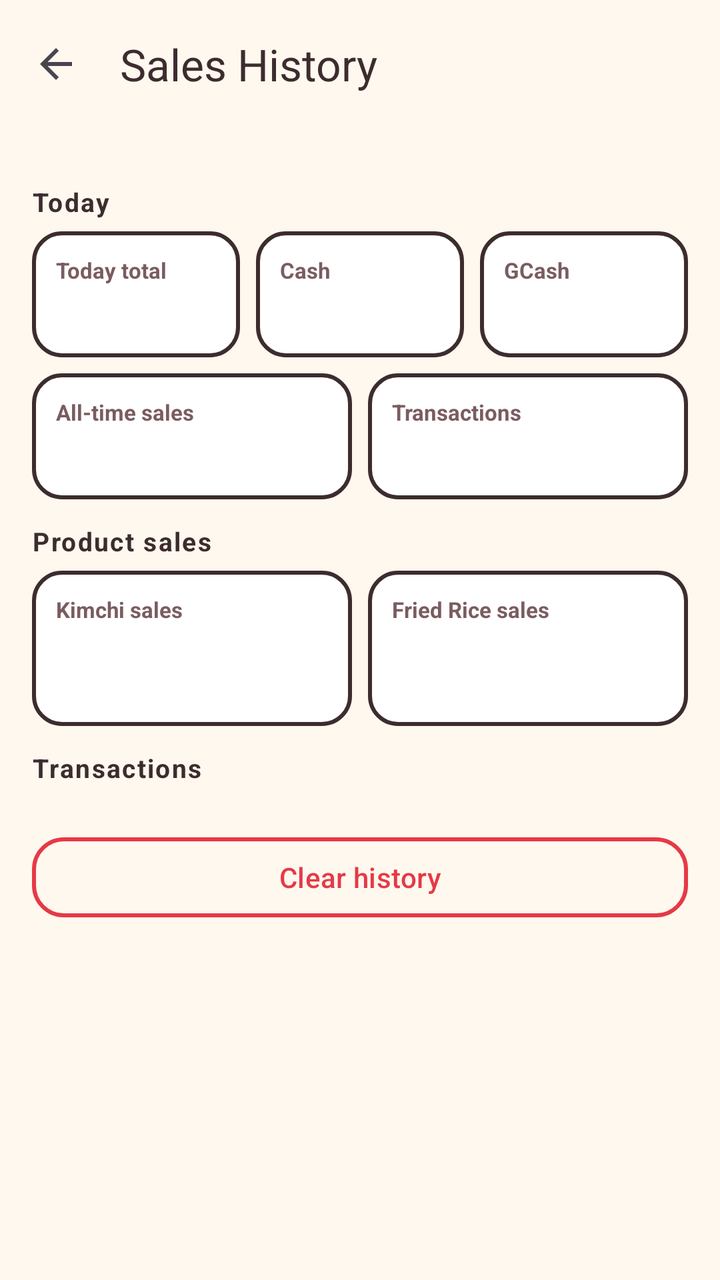
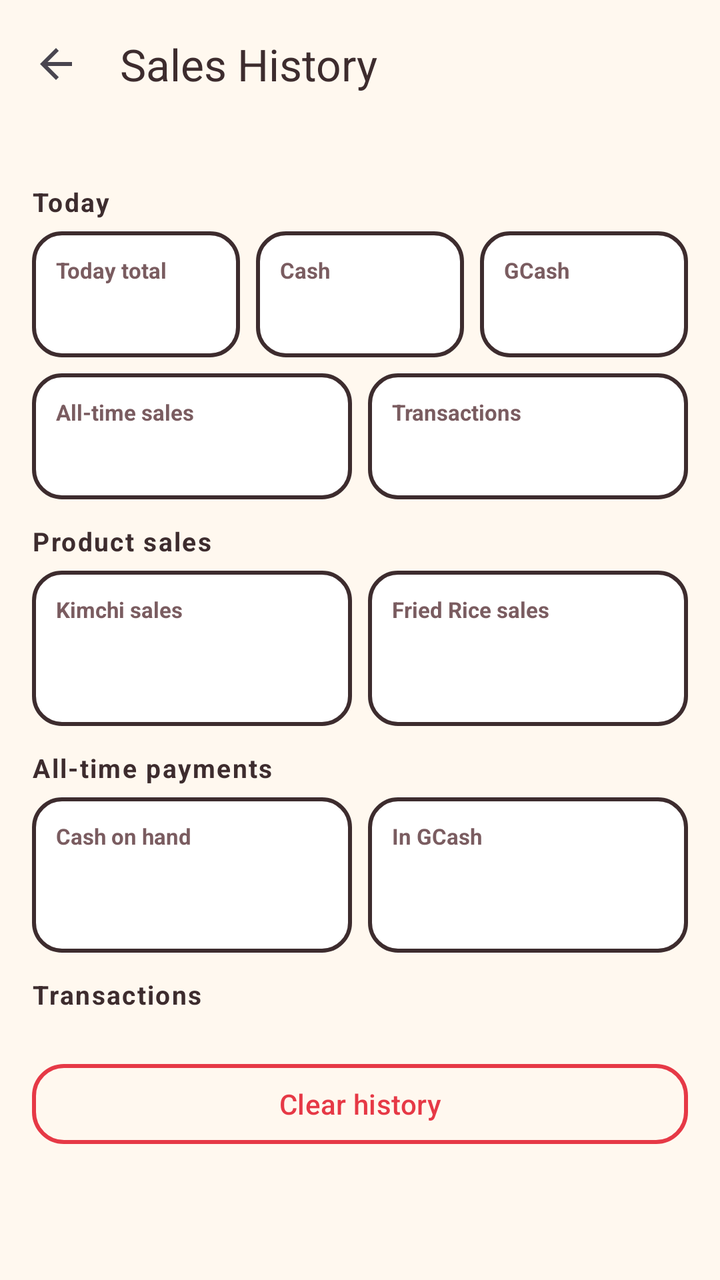

The first picture is an Android layout as it rendered before a commit; the second is the same layout after the commit. The layout source and the unified diff follow.
<!-- AndroidManifest.xml: application theme Theme.BojjisPOS -->
<!-- res/layout/activity_sales_history.xml -->
<?xml version="1.0" encoding="utf-8"?>
<LinearLayout xmlns:android="http://schemas.android.com/apk/res/android"
    xmlns:app="http://schemas.android.com/apk/res-auto"
    android:layout_width="match_parent"
    android:layout_height="match_parent"
    android:background="#FFF8EF"
    android:orientation="vertical">

    <com.google.android.material.appbar.MaterialToolbar
        android:id="@+id/toolbar"
        android:layout_width="match_parent"
        android:layout_height="?attr/actionBarSize"
        android:background="#FFF8EF"
        app:navigationIcon="?attr/homeAsUpIndicator"
        app:title="@string/history"
        app:titleTextColor="#3D2C2E" />

    <androidx.core.widget.NestedScrollView
        android:layout_width="match_parent"
        android:layout_height="match_parent">

        <LinearLayout
            android:layout_width="match_parent"
            android:layout_height="wrap_content"
            android:orientation="vertical"
            android:padding="16dp">

            <TextView
                style="@style/SectionLabel"
                android:text="@string/today" />

            <LinearLayout
                android:layout_width="match_parent"
                android:layout_height="wrap_content"
                android:orientation="horizontal">

                <LinearLayout
                    android:layout_width="0dp"
                    android:layout_height="wrap_content"
                    android:layout_weight="1"
                    android:orientation="vertical"
                    android:background="@drawable/bg_stat"
                    android:padding="12dp"
                    android:layout_marginEnd="4dp">

                    <TextView
                        android:layout_width="match_parent"
                        android:layout_height="wrap_content"
                        android:text="@string/today_total"
                        android:textColor="#7A5C60"
                        android:textSize="11sp"
                        android:textStyle="bold" />

                    <TextView
                        android:id="@+id/statTodayTotal"
                        android:layout_width="match_parent"
                        android:layout_height="wrap_content"
                        android:textColor="#E63946"
                        android:textSize="18sp"
                        android:textStyle="bold" />
                </LinearLayout>

                <LinearLayout
                    android:layout_width="0dp"
                    android:layout_height="wrap_content"
                    android:layout_weight="1"
                    android:orientation="vertical"
                    android:background="@drawable/bg_stat"
                    android:padding="12dp"
                    android:layout_marginStart="4dp"
                    android:layout_marginEnd="4dp">

                    <TextView
                        android:layout_width="match_parent"
                        android:layout_height="wrap_content"
                        android:text="@string/cash"
                        android:textColor="#7A5C60"
                        android:textSize="11sp"
                        android:textStyle="bold" />

                    <TextView
                        android:id="@+id/statTodayCash"
                        android:layout_width="match_parent"
                        android:layout_height="wrap_content"
                        android:textColor="#E63946"
                        android:textSize="18sp"
                        android:textStyle="bold" />
                </LinearLayout>

                <LinearLayout
                    android:layout_width="0dp"
                    android:layout_height="wrap_content"
                    android:layout_weight="1"
                    android:orientation="vertical"
                    android:background="@drawable/bg_stat"
                    android:padding="12dp"
                    android:layout_marginStart="4dp">

                    <TextView
                        android:layout_width="match_parent"
                        android:layout_height="wrap_content"
                        android:text="@string/gcash"
                        android:textColor="#7A5C60"
                        android:textSize="11sp"
                        android:textStyle="bold" />

                    <TextView
                        android:id="@+id/statTodayGcash"
                        android:layout_width="match_parent"
                        android:layout_height="wrap_content"
                        android:textColor="#E63946"
                        android:textSize="18sp"
                        android:textStyle="bold" />
                </LinearLayout>
            </LinearLayout>

            <LinearLayout
                android:layout_width="match_parent"
                android:layout_height="wrap_content"
                android:orientation="horizontal"
                android:layout_marginTop="8dp">

                <LinearLayout
                    android:layout_width="0dp"
                    android:layout_height="wrap_content"
                    android:layout_weight="1"
                    android:orientation="vertical"
                    android:background="@drawable/bg_stat"
                    android:padding="12dp"
                    android:layout_marginEnd="4dp">

                    <TextView
                        android:layout_width="match_parent"
                        android:layout_height="wrap_content"
                        android:text="@string/all_time"
                        android:textColor="#7A5C60"
                        android:textSize="11sp"
                        android:textStyle="bold" />

                    <TextView
                        android:id="@+id/statAllTime"
                        android:layout_width="match_parent"
                        android:layout_height="wrap_content"
                        android:textColor="#E63946"
                        android:textSize="18sp"
                        android:textStyle="bold" />
                </LinearLayout>

                <LinearLayout
                    android:layout_width="0dp"
                    android:layout_height="wrap_content"
                    android:layout_weight="1"
                    android:orientation="vertical"
                    android:background="@drawable/bg_stat"
                    android:padding="12dp"
                    android:layout_marginStart="4dp">

                    <TextView
                        android:layout_width="match_parent"
                        android:layout_height="wrap_content"
                        android:text="@string/total_txns"
                        android:textColor="#7A5C60"
                        android:textSize="11sp"
                        android:textStyle="bold" />

                    <TextView
                        android:id="@+id/statCount"
                        android:layout_width="match_parent"
                        android:layout_height="wrap_content"
                        android:textColor="#E63946"
                        android:textSize="18sp"
                        android:textStyle="bold" />
                </LinearLayout>
            </LinearLayout>

            <TextView
                style="@style/SectionLabel"
                android:text="@string/product_sales"
                android:layout_marginTop="12dp" />

            <LinearLayout
                android:layout_width="match_parent"
                android:layout_height="wrap_content"
                android:orientation="horizontal">

                <LinearLayout
                    android:layout_width="0dp"
                    android:layout_height="wrap_content"
                    android:layout_weight="1"
                    android:orientation="vertical"
                    android:background="@drawable/bg_stat"
                    android:padding="12dp"
                    android:layout_marginEnd="4dp">

                    <TextView
                        android:layout_width="match_parent"
                        android:layout_height="wrap_content"
                        android:text="@string/kimchi_sales"
                        android:textColor="#7A5C60"
                        android:textSize="11sp"
                        android:textStyle="bold" />

                    <TextView
                        android:id="@+id/statKimchiSales"
                        android:layout_width="match_parent"
                        android:layout_height="wrap_content"
                        android:textColor="#E63946"
                        android:textSize="18sp"
                        android:textStyle="bold" />

                    <TextView
                        android:id="@+id/statKimchiQty"
                        android:layout_width="match_parent"
                        android:layout_height="wrap_content"
                        android:textColor="#7A5C60"
                        android:textSize="11sp" />
                </LinearLayout>

                <LinearLayout
                    android:layout_width="0dp"
                    android:layout_height="wrap_content"
                    android:layout_weight="1"
                    android:orientation="vertical"
                    android:background="@drawable/bg_stat"
                    android:padding="12dp"
                    android:layout_marginStart="4dp">

                    <TextView
                        android:layout_width="match_parent"
                        android:layout_height="wrap_content"
                        android:text="@string/rice_sales"
                        android:textColor="#7A5C60"
                        android:textSize="11sp"
                        android:textStyle="bold" />

                    <TextView
                        android:id="@+id/statRiceSales"
                        android:layout_width="match_parent"
                        android:layout_height="wrap_content"
                        android:textColor="#E63946"
                        android:textSize="18sp"
                        android:textStyle="bold" />

                    <TextView
                        android:id="@+id/statRiceQty"
                        android:layout_width="match_parent"
                        android:layout_height="wrap_content"
                        android:textColor="#7A5C60"
                        android:textSize="11sp" />
                </LinearLayout>
            </LinearLayout>

            <TextView
                style="@style/SectionLabel"
                android:text="@string/transactions"
                android:layout_marginTop="12dp" />

            <TextView
                android:id="@+id/emptyState"
                android:layout_width="match_parent"
                android:layout_height="wrap_content"
                android:text="@string/no_sales"
                android:textAlignment="center"
                android:textColor="#7A5C60"
                android:padding="24dp"
                android:visibility="gone" />

            <androidx.recyclerview.widget.RecyclerView
                android:id="@+id/salesList"
                android:layout_width="match_parent"
                android:layout_height="wrap_content"
                android:nestedScrollingEnabled="false" />

            <com.google.android.material.button.MaterialButton
                android:id="@+id/btnClear"
                style="@style/Widget.Material3.Button.OutlinedButton"
                android:layout_width="match_parent"
                android:layout_height="wrap_content"
                android:layout_marginTop="16dp"
                android:layout_marginBottom="24dp"
                android:text="@string/clear_history"
                android:textColor="#E63946"
                app:cornerRadius="16dp"
                app:strokeColor="#E63946"
                app:strokeWidth="2dp" />
        </LinearLayout>
    </androidx.core.widget.NestedScrollView>
</LinearLayout>
<!-- resources referenced by this layout -->
<resources>
  <!-- drawable bg_stat (drawable) -->
  <?xml version="1.0" encoding="utf-8"?>
  <shape xmlns:android="http://schemas.android.com/apk/res/android" android:shape="rectangle">
      <solid android:color="#FFFFFF" />
      <corners android:radius="14dp" />
      <stroke android:width="2dp" android:color="#3D2C2E" />
  </shape>
  <string name="all_time">All-time sales</string>
  <string name="cash">Cash</string>
  <string name="clear_history">Clear history</string>
  <string name="gcash">GCash</string>
  <string name="history">Sales History</string>
  <string name="kimchi_sales">Kimchi sales</string>
  <string name="no_sales">No sales yet</string>
  <string name="product_sales">Product sales</string>
  <string name="rice_sales">Fried Rice sales</string>
  <string name="today">Today</string>
  <string name="today_total">Today total</string>
  <string name="total_txns">Transactions</string>
  <string name="transactions">Transactions</string>
  <style name="SectionLabel">
          <item name="android:layout_width">match_parent</item>
          <item name="android:layout_height">wrap_content</item>
          <item name="android:textStyle">bold</item>
          <item name="android:textColor">@color/ink</item>
          <item name="android:textSize">13sp</item>
          <item name="android:layout_marginTop">12dp</item>
          <item name="android:layout_marginBottom">6dp</item>
          <item name="android:letterSpacing">0.06</item>
      </style>
  <style name="Theme.BojjisPOS" parent="Theme.Material3.Light.NoActionBar">
          <item name="colorPrimary">@color/red</item>
          <item name="colorOnPrimary">@color/white</item>
          <item name="colorSecondary">@color/red_bright</item>
          <item name="colorOnSecondary">@color/white</item>
          <item name="android:statusBarColor">@color/cream</item>
          <item name="android:windowLightStatusBar">true</item>
          <item name="android:navigationBarColor">@color/cream</item>
          <item name="colorSurface">@color/white</item>
          <item name="colorOnSurface">@color/ink</item>
      </style>
  <color name="ink">#3D2C2E</color>
  <color name="red">#E63946</color>
  <color name="white">#FFFFFF</color>
  <color name="red_bright">#FF5D5D</color>
  <color name="cream">#FFF8EF</color>
</resources>

<!-- the commit's change to res/layout/activity_sales_history.xml (unified diff, before → after) -->
@@ -243,6 +243,83 @@
 
                     <TextView
                         android:id="@+id/statRiceQty"
+                        android:layout_width="match_parent"
+                        android:layout_height="wrap_content"
+                        android:textColor="#7A5C60"
+                        android:textSize="11sp" />
+                </LinearLayout>
+            </LinearLayout>
+
+            <TextView
+                style="@style/SectionLabel"
+                android:text="@string/all_time_payments"
+                android:layout_marginTop="12dp" />
+
+            <LinearLayout
+                android:layout_width="match_parent"
+                android:layout_height="wrap_content"
+                android:orientation="horizontal">
+
+                <LinearLayout
+                    android:layout_width="0dp"
+                    android:layout_height="wrap_content"
+                    android:layout_weight="1"
+                    android:orientation="vertical"
+                    android:background="@drawable/bg_stat"
+                    android:padding="12dp"
+                    android:layout_marginEnd="4dp">
+
+                    <TextView
+                        android:layout_width="match_parent"
+                        android:layout_height="wrap_content"
+                        android:text="@string/all_time_cash"
+                        android:textColor="#7A5C60"
+                        android:textSize="11sp"
+                        android:textStyle="bold" />
+
+                    <TextView
+                        android:id="@+id/statAllTimeCash"
+                        android:layout_width="match_parent"
+                        android:layout_height="wrap_content"
+                        android:textColor="#E63946"
+                        android:textSize="18sp"
+                        android:textStyle="bold" />
+
+                    <TextView
+                        android:id="@+id/statAllTimeCashCount"
+                        android:layout_width="match_parent"
+                        android:layout_height="wrap_content"
+                        android:textColor="#7A5C60"
+                        android:textSize="11sp" />
+                </LinearLayout>
+
+                <LinearLayout
+                    android:layout_width="0dp"
+                    android:layout_height="wrap_content"
+                    android:layout_weight="1"
+                    android:orientation="vertical"
+                    android:background="@drawable/bg_stat"
+                    android:padding="12dp"
+                    android:layout_marginStart="4dp">
+
+                    <TextView
+                        android:layout_width="match_parent"
+                        android:layout_height="wrap_content"
+                        android:text="@string/all_time_gcash"
+                        android:textColor="#7A5C60"
+                        android:textSize="11sp"
+                        android:textStyle="bold" />
+
+                    <TextView
+                        android:id="@+id/statAllTimeGcash"
+                        android:layout_width="match_parent"
+                        android:layout_height="wrap_content"
+                        android:textColor="#1877F2"
+                        android:textSize="18sp"
+                        android:textStyle="bold" />
+
+                    <TextView
+                        android:id="@+id/statAllTimeGcashCount"
                         android:layout_width="match_parent"
                         android:layout_height="wrap_content"
                         android:textColor="#7A5C60"
<!-- resource entries referenced after the edit -->
@@ -8,6 +8,9 @@
       <stroke android:width="2dp" android:color="#3D2C2E" />
   </shape>
   <string name="all_time">All-time sales</string>
+  <string name="all_time_cash">Cash on hand</string>
+  <string name="all_time_gcash">In GCash</string>
+  <string name="all_time_payments">All-time payments</string>
   <string name="cash">Cash</string>
   <string name="clear_history">Clear history</string>
   <string name="gcash">GCash</string>
